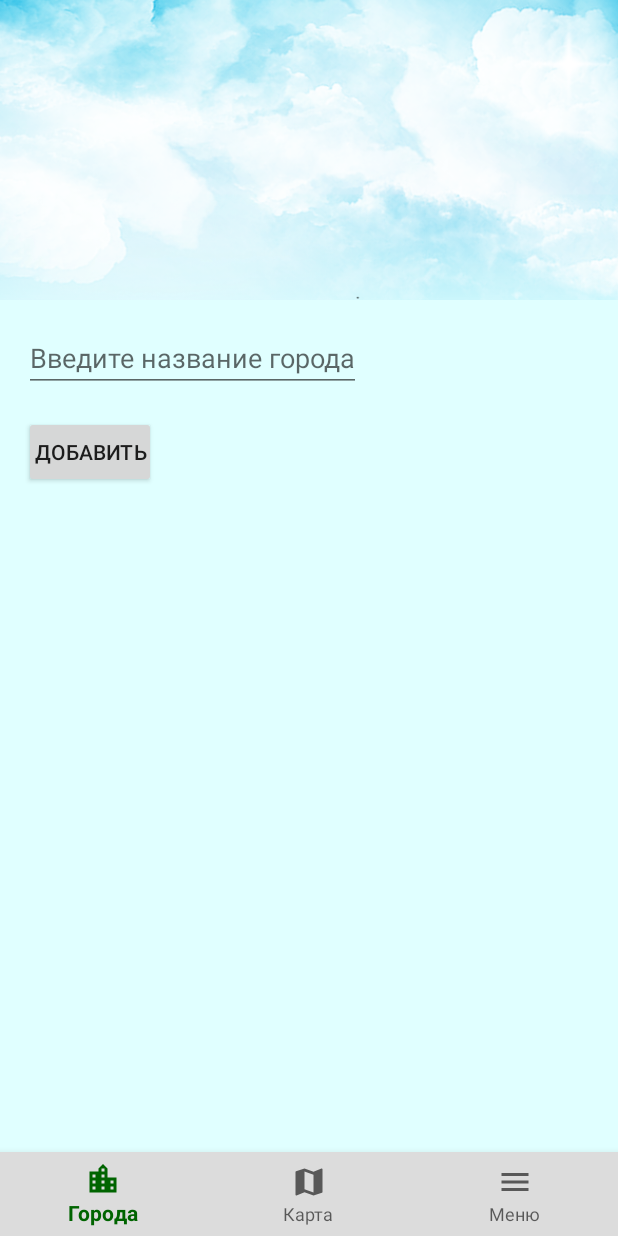
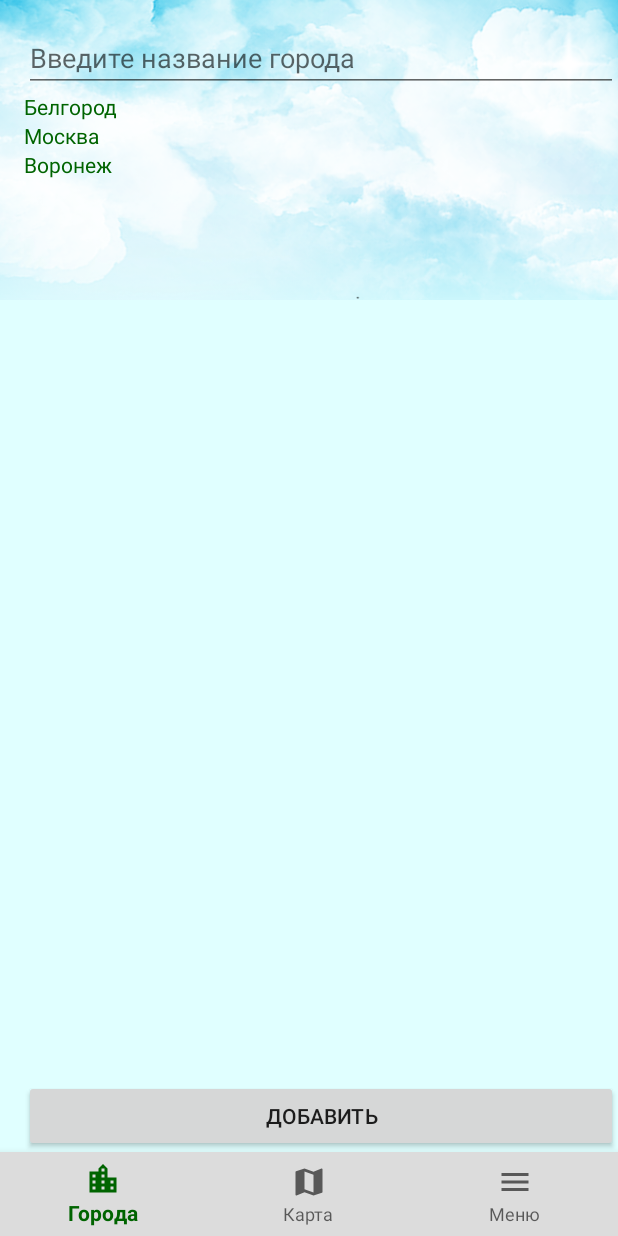
Before and after one commit to Nataliani80/Android1, an Android app: the screen it shows after launch (MainActivity), after a tap on "ДОБАВИТЬ ГОРОД", on a phone screen of 412 x 824 dp. Run offline under Robolectric (Android 15) with nearby library versions, the phone set to English and light mode, and no system bars; 1 other tap on this screen came first.

Commit message:
сделала заготовку для экрана добавления города

```diff
--- /dev/null
+++ b/Android1_Lesson1_HomeWork/app/src/main/java/com/example/natali/android1/AdapterAddCity.java
@@ -0,0 +1,64 @@
+package com.example.natali.android1;
+
+import android.support.annotation.NonNull;
+import android.support.v7.widget.RecyclerView;
+import android.view.LayoutInflater;
+import android.view.View;
+import android.view.ViewGroup;
+import android.widget.TextView;
+
+import java.util.List;
+
+public class AdapterAddCity extends RecyclerView.Adapter<AdapterAddCity.ViewHolderAddCity> {
+
+    private List<City> addCities;
+    private AdapterCities.OnItemClickListener itemClickListener;
+
+
+    public class ViewHolderAddCity extends RecyclerView.ViewHolder {
+
+        private TextView addCity;
+
+        public ViewHolderAddCity(View itemView) {
+            super(itemView);
+            addCity = itemView.findViewById(R.id.textViewAddCity);
+            itemView.setOnClickListener(new View.OnClickListener() {
+                @Override
+                public void onClick(View v) {
+                    if (itemClickListener != null) {
+                        itemClickListener.onItemClick(v, getAdapterPosition());
+                    }
+                }
+            });
+        }
+
+        void bind(City city) {
+            this.addCity.setText(city.getName());
+        }
+    }
+
+    AdapterAddCity(List<City> addCities) {
+        this.addCities = addCities;
+    }
+
+    @NonNull
+    @Override
+    public ViewHolderAddCity onCreateViewHolder(@NonNull ViewGroup viewGroup, int i) {
+        View view = LayoutInflater.from(viewGroup.getContext())
+                .inflate(R.layout.item_add_city, viewGroup, false);
+        AdapterAddCity.ViewHolderAddCity viewHolder = new AdapterAddCity.ViewHolderAddCity(view);
+        return viewHolder;
+
+    }
+
+    @Override
+    public void onBindViewHolder(@NonNull ViewHolderAddCity viewHolderAddCity, int position) {
+        City item = addCities.get(position);
+        viewHolderAddCity.bind(item);
+    }
+
+    @Override
+    public int getItemCount() {
+        return addCities.size();
+    }
+}
--- a/Android1_Lesson1_HomeWork/app/src/main/java/com/example/natali/android1/AddCityFragment.java
+++ b/Android1_Lesson1_HomeWork/app/src/main/java/com/example/natali/android1/AddCityFragment.java
@@ -4,15 +4,22 @@ import android.os.Bundle;
 import android.support.annotation.NonNull;
 import android.support.annotation.Nullable;
 import android.support.v4.app.Fragment;
+import android.support.v7.widget.LinearLayoutManager;
+import android.support.v7.widget.RecyclerView;
 import android.view.LayoutInflater;
 import android.view.View;
 import android.view.ViewGroup;
 import android.widget.Button;
 import android.widget.EditText;
 
+import java.util.ArrayList;
+import java.util.List;
+
 public class AddCityFragment extends Fragment {
 
     private EditText addCity;
+    private RecyclerView recyclerView;
+
 
     public static AddCityFragment create() {
         return new AddCityFragment();
@@ -25,6 +32,22 @@ public class AddCityFragment extends Fragment {
         View layout = inflater.inflate(R.layout.fragment_add_city, container, false);
         addCity = layout.findViewById(R.id.add_city);
 
+        List<City> addCities = new ArrayList<>();
+        City city = new City();
+        city.setId(1);
+        city.setName("Белгород");
+        addCities.add(city);
+        city = new City();
+        city.setId(2);
+        city.setName("Москва");
+        addCities.add(city);
+        city = new City();
+        city.setId(3);
+        city.setName("Воронеж");
+        addCities.add(city);
+
+
+        initRecyclerView(layout, addCities);
         createButton(layout);
         return layout;
     }
@@ -45,4 +68,16 @@ public class AddCityFragment extends Fragment {
         DatabaseHelper db = DatabaseHelper.getInstance(getActivity().getApplicationContext());
         db.addCity(city);
     }
+
+    public void initRecyclerView(View layout, List<City> addCities) {
+        RecyclerView recyclerView = layout.findViewById(R.id.recycler_view_add_city);
+        recyclerView.setHasFixedSize(true);
+
+        LinearLayoutManager linearLayoutManager = new LinearLayoutManager(getActivity());
+        recyclerView.setLayoutManager(linearLayoutManager);
+
+        AdapterAddCity adapterAddCity = new AdapterAddCity(addCities);
+        recyclerView.setAdapter(adapterAddCity);
+
+    }
 }
--- a/Android1_Lesson1_HomeWork/app/src/main/res/layout/fragment_add_city.xml
+++ b/Android1_Lesson1_HomeWork/app/src/main/res/layout/fragment_add_city.xml
@@ -1,5 +1,5 @@
 <?xml version="1.0" encoding="utf-8"?>
-<LinearLayout
+<FrameLayout
     xmlns:android="http://schemas.android.com/apk/res/android"
     android:layout_width="match_parent"
     android:layout_height="match_parent"
@@ -13,18 +13,31 @@
         android:scaleType="centerCrop"
         android:src="@drawable/theme_3"/>
 
+    <LinearLayout
+        android:layout_width="match_parent"
+        android:layout_height="match_parent"
+        android:orientation="vertical">
+
         <EditText
             android:id="@+id/add_city"
-        android:layout_width="wrap_content"
+            android:layout_width="match_parent"
             android:layout_height="wrap_content"
             android:hint="@string/city_request"
             android:layout_marginTop="16dp"
             android:layout_marginLeft="16dp"
             android:inputType="textCapWords"/>
 
+        <android.support.v7.widget.RecyclerView
+            android:id="@+id/recycler_view_add_city"
+            android:layout_width="wrap_content"
+            android:layout_height="0dp"
+            android:layout_weight="1"
+            android:orientation="vertical">
+        </android.support.v7.widget.RecyclerView>
+
         <Button
             android:id="@+id/add_city_button"
-        android:layout_width="wrap_content"
+            android:layout_width="match_parent"
             android:layout_height="wrap_content"
             android:layout_marginTop="16dp"
             android:text="@string/add"
@@ -32,5 +45,6 @@
             android:layout_marginLeft="16dp"
             android:paddingLeft="4dp"
             android:paddingRight="4dp"/>
+    </LinearLayout>
 
-</LinearLayout>
+</FrameLayout>
--- /dev/null
+++ b/Android1_Lesson1_HomeWork/app/src/main/res/layout/item_add_city.xml
@@ -0,0 +1,15 @@
+<?xml version="1.0" encoding="utf-8"?>
+<LinearLayout
+    xmlns:android="http://schemas.android.com/apk/res/android"
+    android:layout_width="match_parent"
+    android:layout_height="wrap_content"
+    android:orientation="vertical">
+
+    <TextView
+        android:id="@+id/textViewAddCity"
+        android:layout_width="match_parent"
+        android:layout_height="wrap_content"
+        android:textColor="@color/colorPrimary"
+        android:layout_marginLeft="16dp"/>
+
+</LinearLayout>
```
Lines whose indentation alone changed are shown as unchanged.
